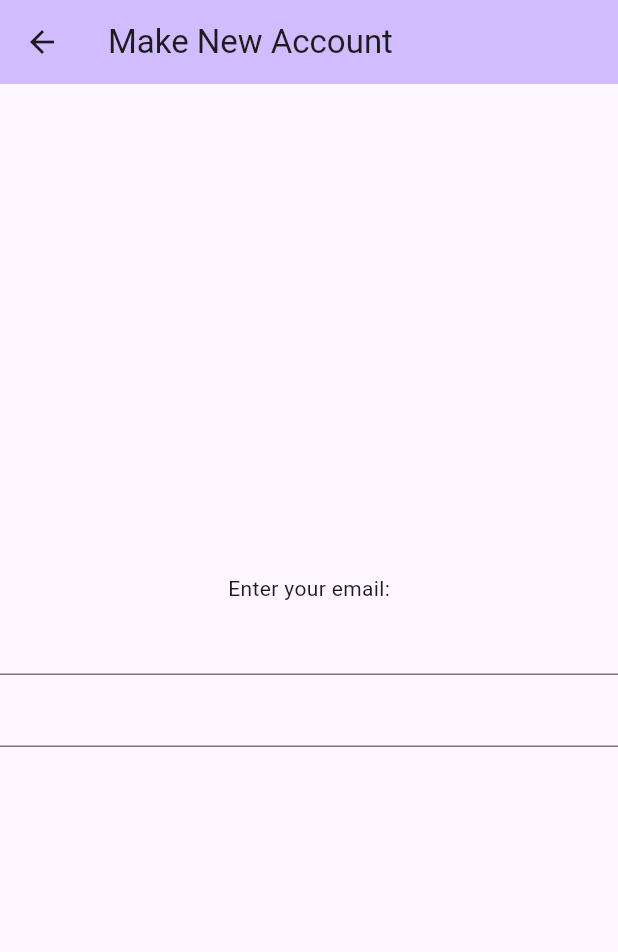
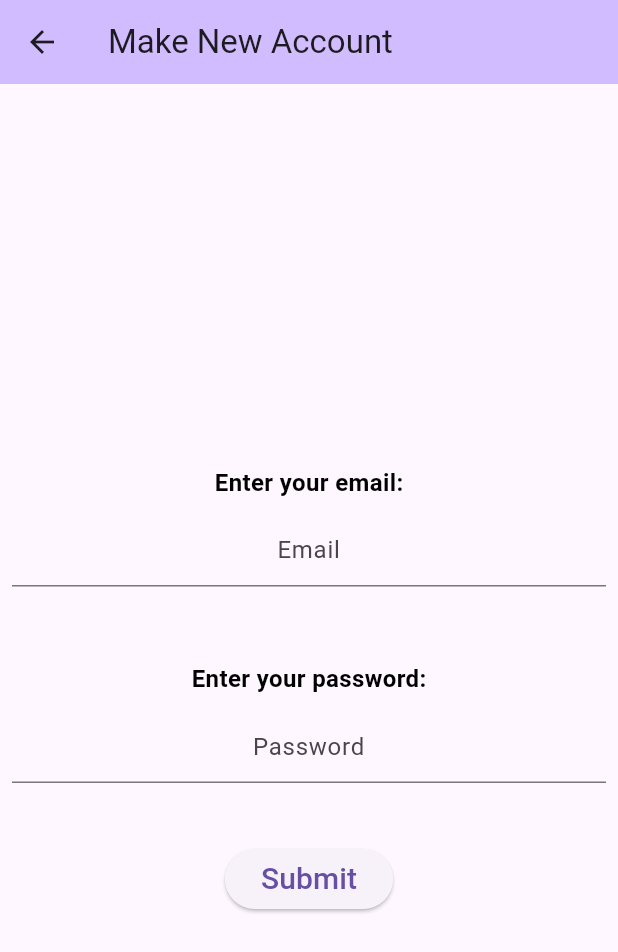
Before and after one commit to TanushF/medipoint, a Flutter app: the NewAccount screen opened directly, on a phone screen of 412 x 824 dp. Shown: the top 952 px of the screen. Run offline on Flutter 3.47's test engine with Material 3 defaults, Android fonts, the phone set to English and light mode, and no system bars.

Commit message:
Update newaccount.dart

```diff
--- a/lib/newaccount.dart
+++ b/lib/newaccount.dart
@@ -22,24 +22,53 @@ class _NewAccount extends State<NewAccount> {
           child: Column(
               mainAxisAlignment: MainAxisAlignment.center,
               children: <Widget>[
-            const Text('Enter your email:'),
-            TextField(
-              style: TextStyle(color: Colors.white),
-              cursorColor: Color.fromARGB(255, 255, 255, 255),
-              onChanged: (value) {
-                email = value;
+                SizedBox(height: 40),
+                Text("Enter your email:",
+                    style: TextStyle(
+                      fontSize: 16,
+                      color: Colors.black,
+                      fontWeight: FontWeight.bold,
+                    )),
+                Padding(
+          padding: const EdgeInsets.symmetric(horizontal: 8, vertical: 10),
+          child: TextField(
+            textAlign: TextAlign.center,
+            decoration: const InputDecoration(
+              border: UnderlineInputBorder(),
+              hintText: 'Email',
+            ),
+          ),
+        ),
+                SizedBox(height: 40),
+                Text('Enter your password:',
+                    style: TextStyle(
+                      fontSize: 16,
+                      color: Colors.black,
+                      fontWeight: FontWeight.bold,
+                    )),
+                Padding(
+          padding: const EdgeInsets.symmetric(horizontal: 8, vertical: 10),
+          child: TextField(
+            textAlign: TextAlign.center,
+            decoration: const InputDecoration(
+              border: UnderlineInputBorder(),
+              hintText: 'Password',
+            ),
+          ),
+        ),
+                SizedBox(height: 30),
+                ElevatedButton(
+                  child: Text('Submit',
+                      style: TextStyle(
+                        fontSize: 20,
+                      )),
+                  onPressed: () {
+
+
+                    //check to see if credentials match database
                   },
                 ),
-            TextField(
-              style: TextStyle(color: Colors.white),
-              cursorColor: Color.fromARGB(255, 255, 255, 255),
-              onChanged: (value) {
-                password = value;
-              },
-            )
-          ],
-        ),
-      ),
-    );
+              ]),
+        ));
   }
 }
```
Lines whose indentation alone changed are shown as unchanged.
